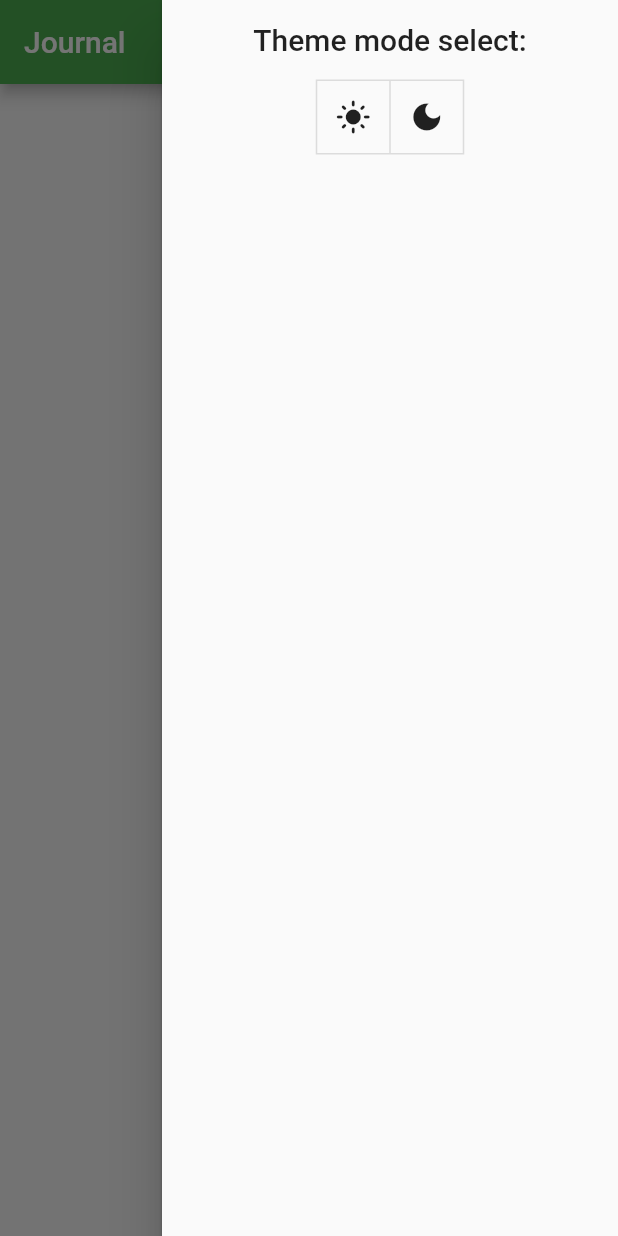
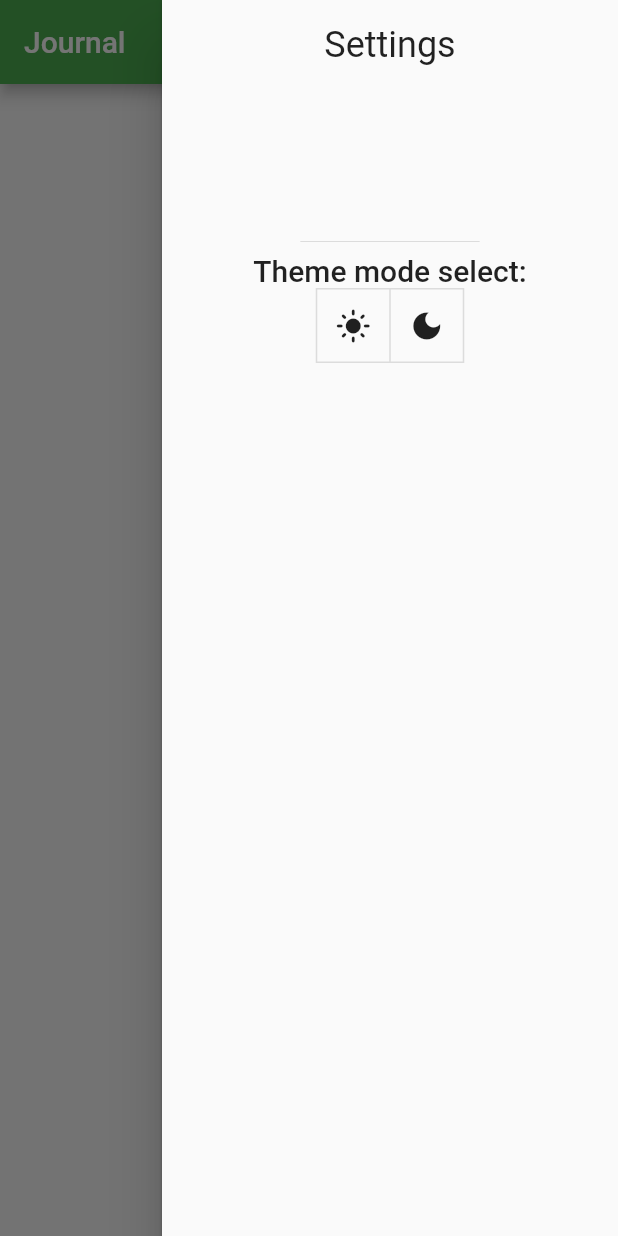
Before and after one commit to rsandfield/journal, a Flutter app: the screen it shows after launch, in the side drawer, after a tap on the "settings" icon, on a phone screen of 412 x 824 dp. Run offline on Flutter 3.47's test engine with Material 2 defaults, Android fonts, the phone set to English and light mode, and no system bars; our stand-ins replace shared_preferences, sqflite; accounts and stored records are empty.

Commit message:
Entry display is working as separate page

```diff
--- a/lib/main.dart
+++ b/lib/main.dart
@@ -1,8 +1,10 @@
 import 'package:flutter/material.dart';
 import 'package:journal/db/journal.dart';
+import 'package:journal/screens/entry_display.dart';
 import 'package:journal/themes.dart';
 import 'package:journal/screens/journal.dart';
 import 'package:journal/screens/new_entry.dart';
+import 'package:journal/widgets/journal_headlines.dart';
 import 'package:shared_preferences/shared_preferences.dart';
 
 void main() async {
@@ -11,10 +13,14 @@ void main() async {
   SharedPreferences.getInstance().then((prefs) => runApp(JournalApp(prefs)));
 }
 
+final GlobalKey<HeadlineListState> _headlines = GlobalKey<HeadlineListState>();
+
 class JournalApp extends StatefulWidget {
+
   final Map<String, Widget Function(BuildContext)> routes = {
-    '/':  (context) => const JournalWidget(),
-    '/create': (context) => JournalEntryCreationScreen()
+    '/':  (context) => JournalScreen(headlines: _headlines),
+    '/create': (context) => JournalEntryAddScreen(headlines: _headlines),
+    '/view': (context) => JournalEntryDisplayScreen(headlines: _headlines),
   };
 
   final SharedPreferences preferences;
--- a/lib/models/journal_entry.dart
+++ b/lib/models/journal_entry.dart
@@ -7,11 +7,12 @@ class JournalEntry {
 
   JournalEntry (this.id, this.title, this.body, this.rating, this.date);
 
-  JournalEntry.empty () :
-        title = '',
-        body = '',
-        rating = 0,
-        date = DateTime.fromMicrosecondsSinceEpoch(0);
+  JournalEntry.fromMap(Map<String, dynamic> map) :
+        id = map['id'],
+        title = map['title'],
+        body = map['body'],
+        rating = map['rating'],
+        date = map['date'] is DateTime ? map['date'] : DateTime.parse(map['date']);
 
   Map<String, dynamic> toMap() {
     Map<String, dynamic> map = {
--- a/lib/screens/journal.dart
+++ b/lib/screens/journal.dart
@@ -2,17 +2,17 @@ import 'package:flutter/material.dart';
 import 'package:journal/widgets/journal_headlines.dart';
 import 'package:journal/widgets/options.dart';
 
-class JournalWidget extends StatefulWidget {
-  const JournalWidget({Key? key}) : super(key: key);
+class JournalScreen extends StatefulWidget {
+  final GlobalKey<HeadlineListState>? headlines;
+  const JournalScreen({this.headlines, Key? key}) : super(key: key);
 
   @override
-  State<JournalWidget> createState() => _JournalWidgetState();
+  State<JournalScreen> createState() => _JournalScreenState();
 }
 
-class _JournalWidgetState extends State<JournalWidget> {
+class _JournalScreenState extends State<JournalScreen> {
   // https://stackoverflow.com/questions/47435231/open-drawer-on-clicking-appbar
   final GlobalKey<ScaffoldState> _scaffoldKey = GlobalKey<ScaffoldState>();
-  final GlobalKey<HeadlineListState> _headlineKey = GlobalKey<HeadlineListState>();
 
   @override
   Widget build(BuildContext context) {
@@ -22,7 +22,7 @@ class _JournalWidgetState extends State<JournalWidget> {
         title: const Text("Journal"),
         actions: const [OptionsOpenWidget()],
       ),
-      body: HeadlineList(key: _headlineKey),
+      body: HeadlineList(key: widget.headlines),
       endDrawer: const OptionsWidget(),
       floatingActionButton: FloatingActionButton(
         onPressed: () {
--- a/lib/widgets/journal_headlines.dart
+++ b/lib/widgets/journal_headlines.dart
@@ -1,20 +1,20 @@
 import 'package:flutter/material.dart';
 import 'package:journal/db/journal.dart';
 import 'package:journal/models/journal_entry.dart';
+import 'package:journal/widgets/date_text.dart';
 import 'package:journal/widgets/welcome.dart';
 
 class HeadlineList extends StatefulWidget {
-  late final Future<List<JournalEntry>> _journalEntries;
 
-  HeadlineList({Key? key}) :
-        _journalEntries = Journal().journalEntries(),
-        super(key: key);
+  const HeadlineList({Key? key}) : super(key: key);
 
   @override
   State<HeadlineList> createState() => HeadlineListState();
 }
 
 class HeadlineListState extends State<HeadlineList> {
+  late Future<List<JournalEntry>> _journalEntries = Journal().journalEntries();
+
   @override
   void initState() {
     super.initState();
@@ -25,7 +25,7 @@ class HeadlineListState extends State<HeadlineList> {
   Widget build(BuildContext context) {
     // https://www.greycastle.se/reloading-future-with-flutter-futurebuilder/
     return FutureBuilder <List <JournalEntry>>(
-      future: widget._journalEntries,
+      future: _journalEntries,
       builder: (context, AsyncSnapshot<List<JournalEntry>> entries) {
         if (entries.connectionState != ConnectionState.done) {
           return const WelcomeWidget();}
@@ -45,7 +45,9 @@ class HeadlineListState extends State<HeadlineList> {
   }
 
   void loadJournal() async {
-    setState(() {});
+    setState(() {
+      _journalEntries = Journal().journalEntries();
+    });
   }
 }
 
@@ -58,6 +60,10 @@ class JournalHeadline extends StatelessWidget {
   @override
   Widget build(BuildContext context) {
     return Card(
+        child: InkWell(
+          onTap: () {
+            Navigator.pushNamed(context, '/view', arguments: journalEntry.id);
+          },
           child: Padding(
           padding: const EdgeInsets.all(8.0),
           child: Row(
@@ -67,8 +73,9 @@ class JournalHeadline extends StatelessWidget {
                   journalEntry.title,
                   style: Theme.of(context).textTheme.bodyText1,
                 ),
-              Text(journalEntry.date.toString().substring(0, 10)),
+                DateText(journalEntry.date),
               ]
+          ),
         ),
       ),
     );
--- a/lib/widgets/options.dart
+++ b/lib/widgets/options.dart
@@ -59,9 +59,15 @@ class _ThemeModeSelectWidgetState extends State<ThemeModeSelectWidget> {
       child: Center(
         child: Column(
           children: [
-            const SizedBox(height: 15,),
-            Text("Theme mode select:", style: Theme.of(context).textTheme.headline6),
-            const SizedBox(height: 15,),
+            DrawerHeader(
+                child: Text(
+                  "Settings",
+                  style: Theme.of(context).textTheme.headline5,),
+            ),
+            Text(
+              "Theme mode select:",
+              style: Theme.of(context).textTheme.headline6,
+            ),
             ToggleButtons(
               children: _buttons,
               isSelected: _isSelected,
```
Also changed, not shown: lib/db/journal.dart (+11 -7 lines), lib/screens/entry_display.dart (+130 -3 lines), lib/screens/new_entry.dart (+34 -21 lines), lib/widgets/date_text.dart (added, +12 -0 lines), lib/widgets/journal_scaffold.dart (added, +31 -0 lines). Lines whose indentation alone changed are shown as unchanged.
